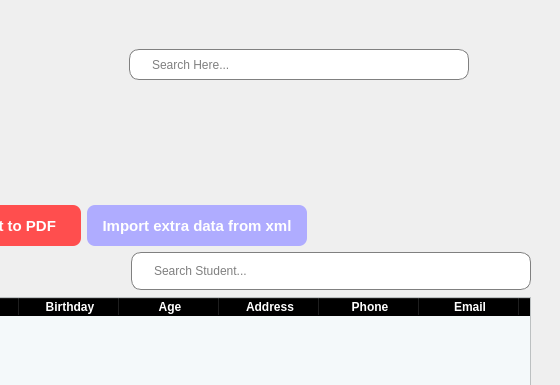
Diamondman51/students_management, file ui_files/index.ui: the form before one commit; both pictures show x 671 to 1231 and y 0 to 385 of the 1231 by 883 pixel window.
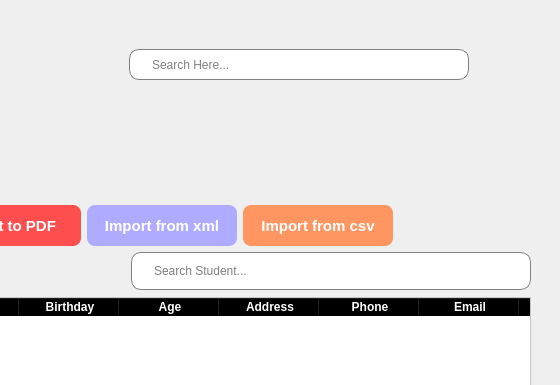
The form after the commit. Icons and pictures are not drawn.

Patch:
```diff
--- a/ui_files/index.ui
+++ b/ui_files/index.ui
@@ -1444,13 +1444,13 @@
                  <widget class="QPushButton" name="import_xml_btn">
                   <property name="minimumSize">
                    <size>
-                    <width>220</width>
+                    <width>150</width>
                     <height>41</height>
                    </size>
                   </property>
                   <property name="maximumSize">
                    <size>
-                    <width>220</width>
+                    <width>150</width>
                     <height>16777215</height>
                    </size>
                   </property>
@@ -1465,7 +1465,36 @@
 }</string>
                   </property>
                   <property name="text">
-                   <string>Import extra data from xml</string>
+                   <string>Import from xml</string>
+                  </property>
+                 </widget>
+                </item>
+                <item>
+                 <widget class="QPushButton" name="import_csv_btn">
+                  <property name="minimumSize">
+                   <size>
+                    <width>150</width>
+                    <height>41</height>
+                   </size>
+                  </property>
+                  <property name="maximumSize">
+                   <size>
+                    <width>150</width>
+                    <height>16777215</height>
+                   </size>
+                  </property>
+                  <property name="styleSheet">
+                   <string notr="true">QPushButton {
+	background-color:rgb(255, 150, 98);
+	color: rgb(255, 255, 255);
+	border: none;
+	border-radius: 8;
+	font-weight: bold;
+	font-size:15px;
+}</string>
+                  </property>
+                  <property name="text">
+                   <string>Import from csv</string>
                   </property>
                  </widget>
                 </item>
@@ -1522,10 +1551,13 @@
 }
 
 QTableWidget {
-	alternate-background-color: #B0BDFB;
-	background-color:#F4F9FA;
+	alternate-background-color: rgb(148, 194, 255);
+	background-color:rgb(255, 255, 255);
 }</string>
                 </property>
+                <property name="editTriggers">
+                 <set>QAbstractItemView::NoEditTriggers</set>
+                </property>
                 <property name="alternatingRowColors">
                  <bool>true</bool>
                 </property>
```
Left out of the diff: 4 changed lines with no effect on the pictures.
